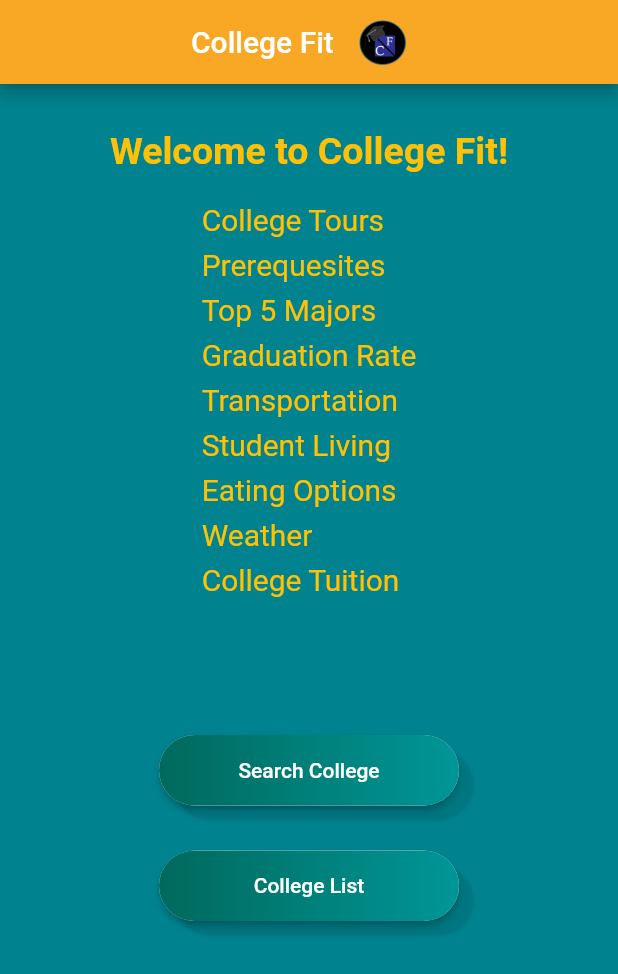
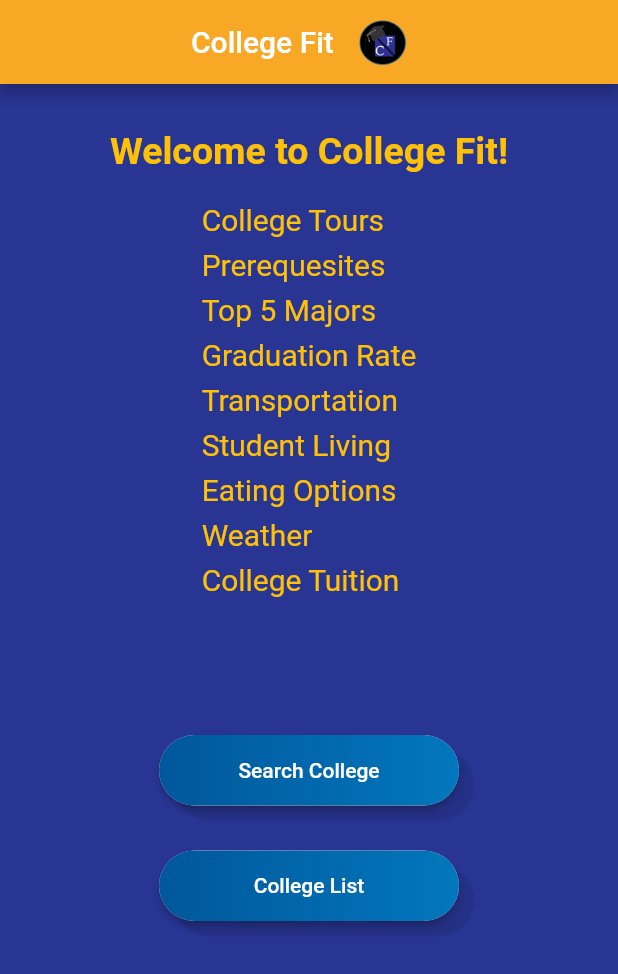
Before and after one commit to Nish2k4/College-Fit-App, a Flutter app: the screen it shows after launch, on a phone screen of 412 x 824 dp. Shown: the top 974 px of the screen. Run offline on Flutter 3.47's test engine with Material 2 defaults, Android fonts, the light colour scheme and no system bars.

Commit message:
Bugs Bugs Bugs

```diff
--- a/lib/Pages/collegeList.dart
+++ b/lib/Pages/collegeList.dart
@@ -18,7 +18,7 @@ class _collegeListState extends State<collegeList> {
   @override
   Widget build(BuildContext context) {
     return Scaffold(
-      backgroundColor: Colors.cyan [800],
+      backgroundColor: Colors.indigo [800],
       appBar: AppBar(
         backgroundColor: Colors.yellow [800],
         title: Text ("Choose College"),
@@ -32,9 +32,7 @@ class _collegeListState extends State<collegeList> {
               padding: const EdgeInsets.symmetric(vertical: 1.0, horizontal: 4.0),
               child: Card(
                 child: ListTile(
-                  onTap: (){
-                    Navigator.pushNamed(context, "/collegePage");
-                  },
+                  onTap: (){},
                   title: Text(colleges[index].name),
                   leading: CircleAvatar(
                     backgroundImage: AssetImage("Images/gatech_logo.jpg"),
--- a/lib/Pages/home.dart
+++ b/lib/Pages/home.dart
@@ -11,7 +11,7 @@ class _HomeState extends State<Home> {
     return MaterialApp(
       //debugShowCheckedModeBanner: false,
       home: Scaffold(
-        backgroundColor: Colors.cyan [800],
+        backgroundColor: Colors.indigo [800],
         appBar: AppBar(
           backgroundColor: Colors.yellow [800],
           title: Row(
@@ -90,7 +90,7 @@ class _HomeState extends State<Home> {
                       child: Ink(
                         decoration: BoxDecoration(
                           gradient: LinearGradient(
-                            colors: [Color(0xFF00695C), Color(0xFF009698)],
+                            colors: [Color(0xFF01579B), Color(0xFF0277BD)],
                             begin: Alignment.topLeft,
                             end: Alignment.topRight,
                           ),
@@ -138,7 +138,7 @@ class _HomeState extends State<Home> {
                       child: Ink(
                         decoration: BoxDecoration(
                             gradient: LinearGradient(
-                              colors: [Color(0xFF00695C), Color(0xFF009698)],
+                              colors: [Color(0xFF01579B), Color(0xFF0277BD)],
                               begin: Alignment.topLeft,
                               end: Alignment.topRight,
                             ),
--- a/lib/Pages/search.dart
+++ b/lib/Pages/search.dart
@@ -4,7 +4,7 @@ class search extends StatelessWidget {
   @override
   Widget build(BuildContext context) {
     return Scaffold(
-      backgroundColor: Colors.cyan [800],
+      backgroundColor: Colors.blue [900],
         appBar: AppBar(
           backgroundColor: Colors.yellow [800],
           title: Text ("Search"),
```
Also changed, not shown: lib/Pages/collegePage.dart (+1 -51 lines), 27 other files.
